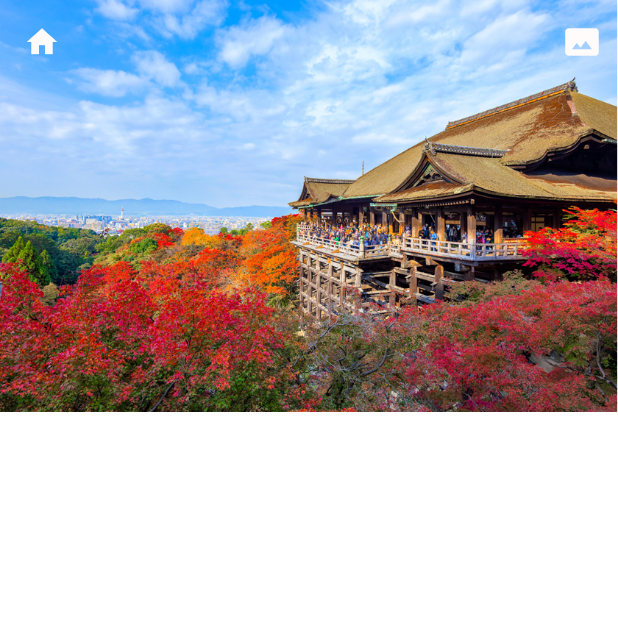
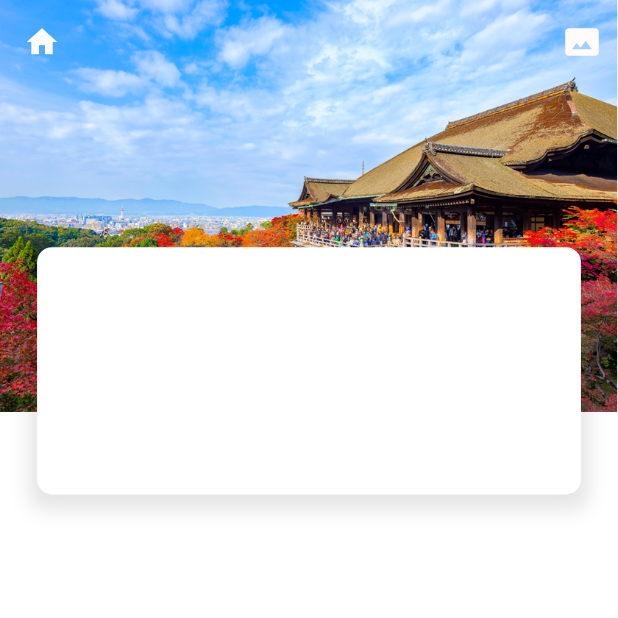
Before and after one commit to shimizu-saffle/travel-planner-ui-sample, a Flutter app: the screen it shows after launch, on a phone screen of 412 x 824 dp, the top half of it. Run offline on Flutter 3.47's test engine with Material 2 defaults, Android fonts, the phone set to English and light mode, and no system bars; our stand-ins replace google_fonts, hooks_riverpod.

Commit message:
旅行計画概要カードを配置

```diff
--- a/lib/pages/trip_plan_page.dart
+++ b/lib/pages/trip_plan_page.dart
@@ -23,7 +23,11 @@ class _Body extends StatelessWidget {
 
   @override
   Widget build(BuildContext context) {
-    return Column(
+    return Stack(
+      alignment: Alignment.center,
+      children: [
+        Column(
+          crossAxisAlignment: CrossAxisAlignment.start,
           children: [
             // TODO(shimizu-saffle): カメラロールからピックしたイメージを表示する
             // 旅行のイメージをカルーセルで表示する。ユーザーは行きたい場所、やりたいこと、食べたい物の画像をアップして、
@@ -33,6 +37,27 @@ class _Body extends StatelessWidget {
               height: context.displaySize.height * 0.333,
               width: context.displaySize.width,
               fit: BoxFit.cover,
+            ),
+          ],
+        ),
+        Positioned(
+          bottom: context.displaySize.height * 0.6,
+          child: Container(
+            height: context.displaySize.height * 0.2,
+            width: context.displaySize.width * 0.88,
+            decoration: BoxDecoration(
+              color: Colors.white,
+              borderRadius: BorderRadius.circular(10),
+              boxShadow: [
+                BoxShadow(
+                  color: Colors.black.withOpacity(0.1),
+                  blurRadius: 10,
+                  spreadRadius: 5,
+                  offset: const Offset(0, 5),
+                ),
+              ],
+            ),
+          ),
         ),
       ],
     );
```
Lines whose indentation alone changed are shown as unchanged.
